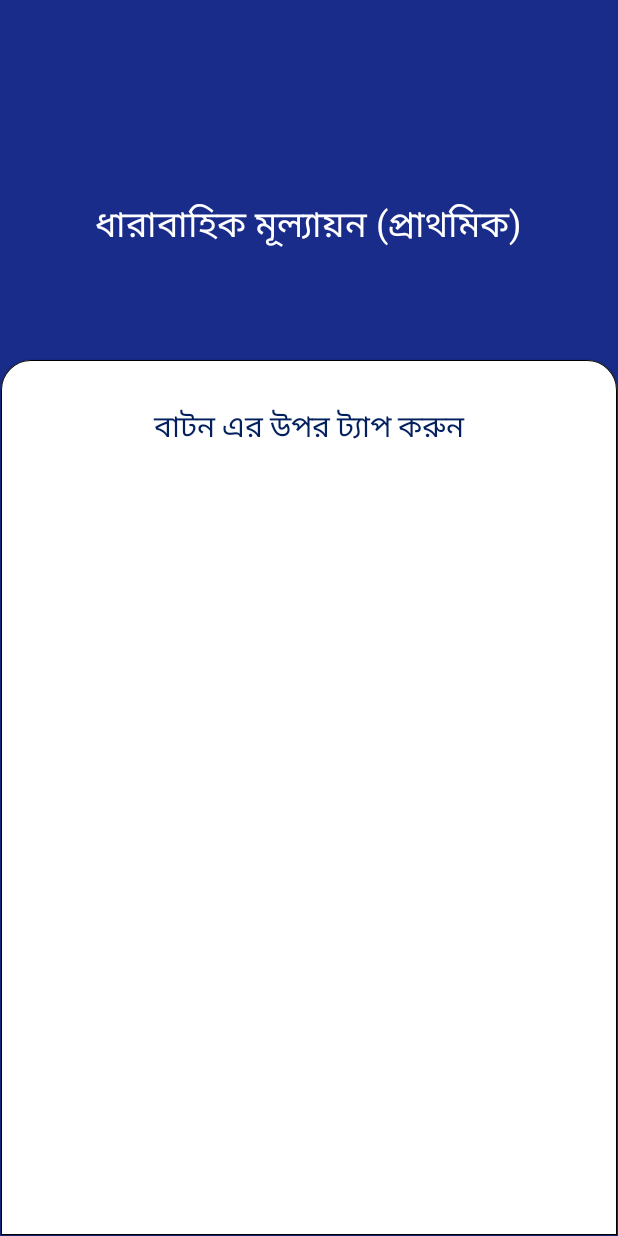
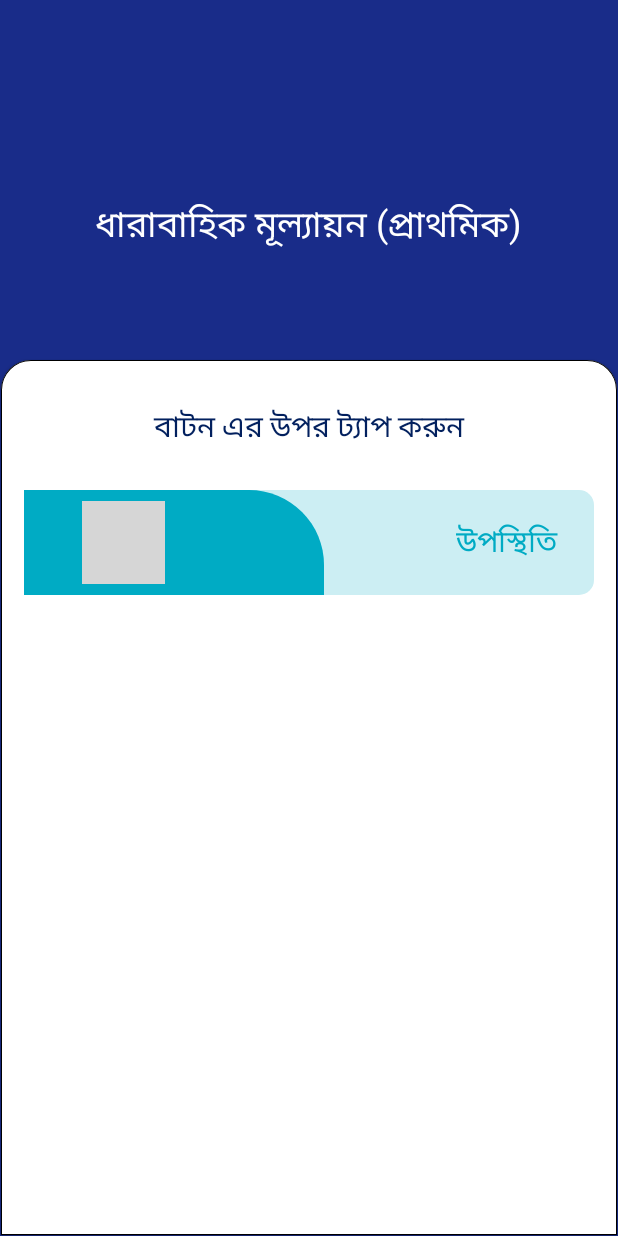
Before and after one commit to Harun-or-rashid/assessment_app_design, an Android app: the Home screen opened directly, with no data from a screen before it, on a phone screen of 412 x 824 dp. Run offline under Robolectric (Android 15) with nearby library versions, the phone set to English and light mode, and no system bars; grey boxes are pictures that could not be loaded.

Commit message:
attendance item added in home activity

```diff
--- /dev/null
+++ b/app/src/main/res/drawable/attendance_radius.xml
@@ -0,0 +1,11 @@
+<?xml version="1.0" encoding="UTF-8"?>
+<shape xmlns:android="http://schemas.android.com/apk/res/android">
+    <solid android:color="#00ABC4"/>
+
+
+
+
+
+    <corners
+        android:topRightRadius="50dp" />
+</shape>
--- a/app/src/main/res/drawable/home_item_radius.xml
+++ b/app/src/main/res/drawable/home_item_radius.xml
@@ -1,17 +1,13 @@
 <?xml version="1.0" encoding="UTF-8"?>
 <shape xmlns:android="http://schemas.android.com/apk/res/android">
-    <solid android:color="#ffffffff"/>
+    <solid android:color="#CCEEF3"/>
 
-    <stroke android:width="3dp"
-        android:color="#ff000000" />
 
-    <padding android:left="1dp"
-        android:top="1dp"
-        android:right="1dp"
-        android:bottom="1dp" />
 
-    <corners android:bottomRightRadius="7dp"
-        android:bottomLeftRadius="7dp"
-        android:topLeftRadius="7dp"
-        android:topRightRadius="7dp" />
+
+
+    <corners android:bottomRightRadius="10dp"
+        android:bottomLeftRadius="10dp"
+        android:topLeftRadius="10dp"
+        android:topRightRadius="10dp" />
 </shape>
--- a/app/src/main/res/layout/activity_home.xml
+++ b/app/src/main/res/layout/activity_home.xml
@@ -37,7 +37,7 @@ android:textAlignment="center"
         app:layout_constraintStart_toStartOf="parent"
         app:layout_constraintTop_toTopOf="@+id/guideline2">
 
-        <LinearLayout
+                  <LinearLayout
             android:layout_width="match_parent"
             android:layout_height="match_parent"
             android:orientation="vertical"
@@ -57,10 +57,45 @@ android:textAlignment="center"
 
 
             <androidx.constraintlayout.widget.ConstraintLayout
-                android:layout_width="wrap_content"
+                android:layout_width="match_parent"
                 android:layout_height="70dp"
-                android:background="#00ABC4"
-                android:layout_margin="15dp"/>
+                android:background="@drawable/home_item_radius"
+                android:layout_margin="15dp">
+
+                <TextView
+                    android:id="@+id/textView3"
+                    android:layout_width="wrap_content"
+                    android:layout_height="wrap_content"
+                    android:layout_marginEnd="20dp"
+                    android:text="উপস্থিতি "
+                    android:textColor="#00ABC4"
+                    android:textSize="20sp"
+                    app:layout_constraintBottom_toBottomOf="parent"
+                    app:layout_constraintEnd_toEndOf="parent"
+                    app:layout_constraintTop_toTopOf="parent" />
+
+                <androidx.constraintlayout.widget.ConstraintLayout
+                    android:layout_width="200dp"
+                    android:layout_height="0dp"
+                    app:layout_constraintBottom_toBottomOf="parent"
+                    app:layout_constraintEnd_toStartOf="@+id/textView3"
+                    app:layout_constraintHorizontal_bias="0.0"
+                    app:layout_constraintStart_toStartOf="parent"
+                    app:layout_constraintTop_toTopOf="parent"
+                    android:background="@drawable/attendance_radius"
+                    app:layout_constraintVertical_bias="0.0">
+
+                    <ImageView
+                        android:layout_width="55dp"
+                        android:layout_height="55dp"
+                        android:src="@drawable/ic_human"
+                        app:layout_constraintBottom_toBottomOf="parent"
+                        app:layout_constraintEnd_toEndOf="parent"
+                        app:layout_constraintHorizontal_bias="0.267"
+                        app:layout_constraintStart_toStartOf="parent"
+                        app:layout_constraintTop_toTopOf="parent" />
+                </androidx.constraintlayout.widget.ConstraintLayout>
+            </androidx.constraintlayout.widget.ConstraintLayout>
 
 
         </LinearLayout>
```
